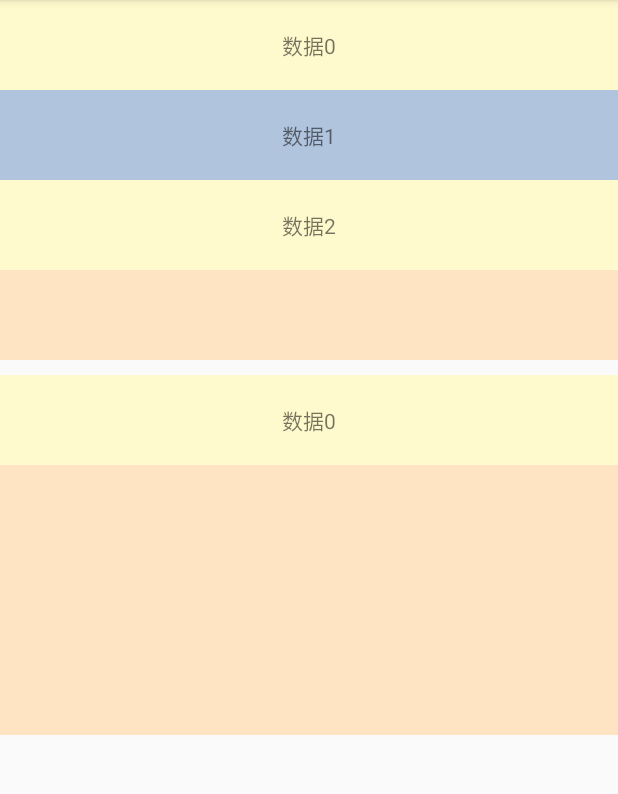
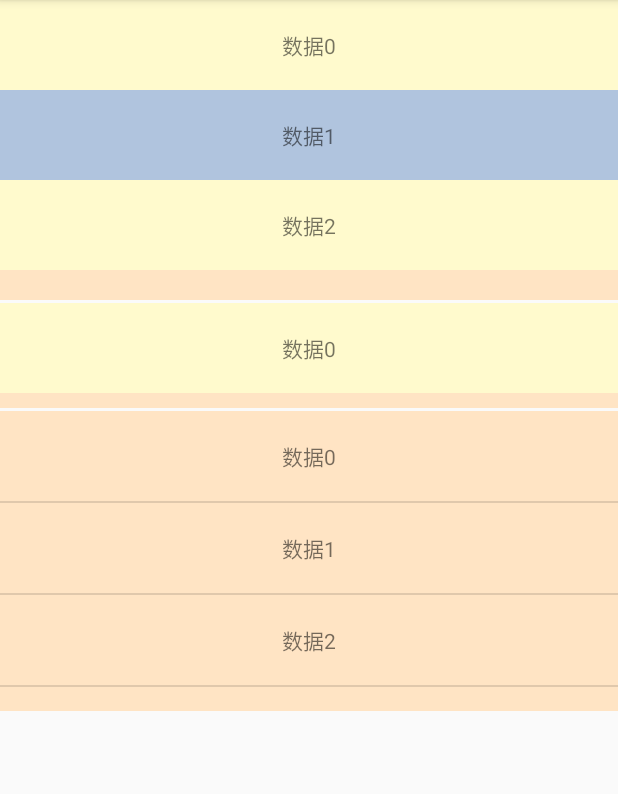
Before and after one commit to GsBu/GsSwipeRefreshLayout, an Android app: the screen it shows after launch (MainActivity), on a phone screen of 412 x 824 dp, the part 84-878 px from its top. Run offline under Robolectric (Android 15) with nearby library versions, the phone set to English and light mode, and no system bars; our stand-ins replace CircleImageView.

Commit message:
增加ListView

```diff
--- a/app/src/main/java/com/example/gs/gsswiperefreshlayout/MainActivity.java
+++ b/app/src/main/java/com/example/gs/gsswiperefreshlayout/MainActivity.java
@@ -5,8 +5,10 @@ import android.os.Handler;
 import android.support.v7.app.AppCompatActivity;
 import android.support.v7.widget.LinearLayoutManager;
 import android.support.v7.widget.RecyclerView;
+import android.widget.ListView;
 import android.util.Log;
 
+import com.example.gs.gsswiperefreshlayout.adapter.GsListViewAdapter;
 import com.example.gs.gsswiperefreshlayout.adapter.GsRecyclerViewAdapter;
 import com.example.gs.gsswiperefreshlayout.gs.GsSwipeRefreshLayout;
 
@@ -17,11 +19,14 @@ public class MainActivity extends AppCompatActivity {
     private static final String TAG = MainActivity.class.getSimpleName();
 
     private RecyclerView rv1, rv2;
-    private GsSwipeRefreshLayout srl1, srl2;
+    private ListView lv1;
+    private GsSwipeRefreshLayout srl1, srl2, srl3;
 
     private List<String> mDataList1 = new ArrayList<>();
     private List<String> mDataList2 = new ArrayList<>();
+    private List<String> mDataList3 = new ArrayList<>();
     private GsRecyclerViewAdapter mAdapter1, mAdapter2;
+    private GsListViewAdapter mAdapter3;
 
     @Override
     protected void onCreate(Bundle savedInstanceState) {
@@ -30,13 +35,16 @@ public class MainActivity extends AppCompatActivity {
 
         rv1 = findViewById(R.id.rv_1);
         rv2 = findViewById(R.id.rv_2);
+        lv1 = findViewById(R.id.lv_1);
         srl1 = findViewById(R.id.srl_1);
         srl2 = findViewById(R.id.srl_2);
+        srl3 = findViewById(R.id.srl_3);
 
         initData();
         mAdapter1 = new GsRecyclerViewAdapter(this, mDataList1);
         mAdapter2 = new GsRecyclerViewAdapter(this, mDataList2);
-        initRecyclerView();
+        mAdapter3 = new GsListViewAdapter(this, R.layout.item_gs, mDataList3);
+        initView();
         initSwipeRefreshLayout();
     }
 
@@ -44,15 +52,18 @@ public class MainActivity extends AppCompatActivity {
         for(int i = 0; i < 3; i++){
             mDataList1.add("数据" + i);
             mDataList2.add("数据" + i);
+            mDataList3.add("数据" + i);
         }
     }
 
-    private void initRecyclerView(){
+    private void initView(){
         rv1.setLayoutManager(new LinearLayoutManager(this, LinearLayoutManager.VERTICAL,false));
         rv1.setAdapter(mAdapter1);
 
         rv2.setLayoutManager(new LinearLayoutManager(this, LinearLayoutManager.HORIZONTAL,false));
         rv2.setAdapter(mAdapter2);
+
+        lv1.setAdapter(mAdapter3);
     }
 
     private void initSwipeRefreshLayout() {
@@ -90,6 +101,7 @@ public class MainActivity extends AppCompatActivity {
                     }
                 }
         );
+
         srl2.setOnRefreshListener(
                 new GsSwipeRefreshLayout.OnRefreshListener() {
                     @Override
@@ -97,6 +109,17 @@ public class MainActivity extends AppCompatActivity {
                         // 刷新动画开始后回调到此方法
                         Log.e(TAG, "刷新onRefresh");
                         addData2(0);
+                    }
+                }
+        );
+
+        srl3.setOnRefreshListener(
+                new GsSwipeRefreshLayout.OnRefreshListener() {
+                    @Override
+                    public void onRefresh() {
+                        // 刷新动画开始后回调到此方法
+                        Log.e(TAG, "刷新onRefresh");
+                        addData3(0);
                     }
                 }
         );
@@ -123,4 +146,15 @@ public class MainActivity extends AppCompatActivity {
             }
         }, 2000);
     }
+
+    private void addData3(final int index){
+        new Handler().postDelayed(new Runnable() {
+            @Override
+            public void run() {
+                mDataList3.add(index, "增加"+mDataList3.size());
+                mAdapter3.notifyDataSetChanged();
+                srl3.setRefreshing(false);
+            }
+        }, 2000);
+    }
 }
--- /dev/null
+++ b/app/src/main/java/com/example/gs/gsswiperefreshlayout/adapter/GsListViewAdapter.java
@@ -0,0 +1,38 @@
+package com.example.gs.gsswiperefreshlayout.adapter;
+
+import android.content.Context;
+import android.support.annotation.NonNull;
+import android.view.LayoutInflater;
+import android.view.View;
+import android.view.ViewGroup;
+import android.widget.ArrayAdapter;
+import android.widget.TextView;
+
+import com.example.gs.gsswiperefreshlayout.R;
+
+import java.util.List;
+
+/**
+ * 作者    你的名字
+ * 时间    2018/12/7 16:42
+ * 文件    GsSwipeRefreshLayout
+ * 描述
+ */
+public class GsListViewAdapter extends ArrayAdapter<String>{
+    private int mResourceId;
+
+    public GsListViewAdapter(@NonNull Context context, int resource, @NonNull List<String> objects) {
+        super(context, resource, objects);
+        mResourceId = resource;
+    }
+
+    @Override
+    public View getView(int position, View convertView, ViewGroup parent) {
+        //为子项动态加载布局
+        View view = LayoutInflater.from(getContext()).inflate(mResourceId, null);
+        TextView fruitName = (TextView) view.findViewById(R.id.tv_1);
+        fruitName.setText(getItem(position));
+        return view;
+    }
+
+}
--- a/app/src/main/res/layout/activity_main.xml
+++ b/app/src/main/res/layout/activity_main.xml
@@ -1,7 +1,11 @@
 <?xml version="1.0" encoding="utf-8"?>
-<LinearLayout xmlns:android="http://schemas.android.com/apk/res/android"
+<FrameLayout xmlns:android="http://schemas.android.com/apk/res/android"
     xmlns:app="http://schemas.android.com/apk/res-auto"
     xmlns:tools="http://schemas.android.com/tools"
+    android:layout_width="match_parent"
+    android:layout_height="match_parent">
+
+    <LinearLayout
         android:layout_width="match_parent"
         android:layout_height="match_parent"
         android:orientation="vertical"
@@ -10,27 +14,42 @@
         <com.example.gs.gsswiperefreshlayout.gs.GsSwipeRefreshLayout
             android:id="@+id/srl_1"
             android:layout_width="match_parent"
-        android:layout_height="240dp"
+            android:layout_height="200dp"
             android:background="@color/BISQUE">
 
             <android.support.v7.widget.RecyclerView
                 android:id="@+id/rv_1"
                 android:layout_width="match_parent"
-            android:layout_height="match_parent"/>
+                android:layout_height="match_parent" />
 
         </com.example.gs.gsswiperefreshlayout.gs.GsSwipeRefreshLayout>
 
         <com.example.gs.gsswiperefreshlayout.gs.GsSwipeRefreshLayout
             android:id="@+id/srl_2"
             android:layout_width="match_parent"
-        android:layout_height="240dp"
-        android:layout_marginTop="10dp"
+            android:layout_height="70dp"
+            android:layout_marginTop="2dp"
             android:background="@color/BISQUE">
 
             <android.support.v7.widget.RecyclerView
                 android:id="@+id/rv_2"
                 android:layout_width="match_parent"
-            android:layout_height="match_parent"/>
+                android:layout_height="match_parent" />
+
+        </com.example.gs.gsswiperefreshlayout.gs.GsSwipeRefreshLayout>
+
+        <com.example.gs.gsswiperefreshlayout.gs.GsSwipeRefreshLayout
+            android:id="@+id/srl_3"
+            android:layout_width="match_parent"
+            android:layout_height="200dp"
+            android:layout_marginTop="2dp"
+            android:background="@color/BISQUE">
+
+            <ListView
+                android:id="@+id/lv_1"
+                android:layout_width="match_parent"
+                android:layout_height="match_parent" />
 
         </com.example.gs.gsswiperefreshlayout.gs.GsSwipeRefreshLayout>
     </LinearLayout>
+</FrameLayout>
```
Also changed, not shown: 1 other file. Lines whose indentation alone changed are shown as unchanged.
